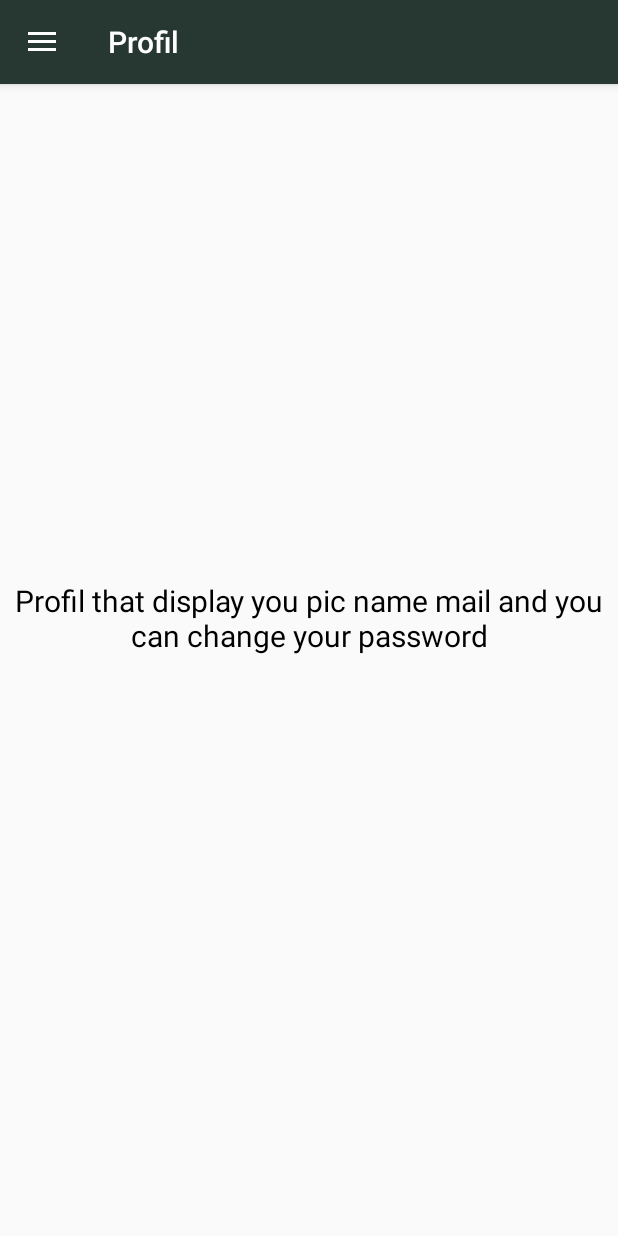
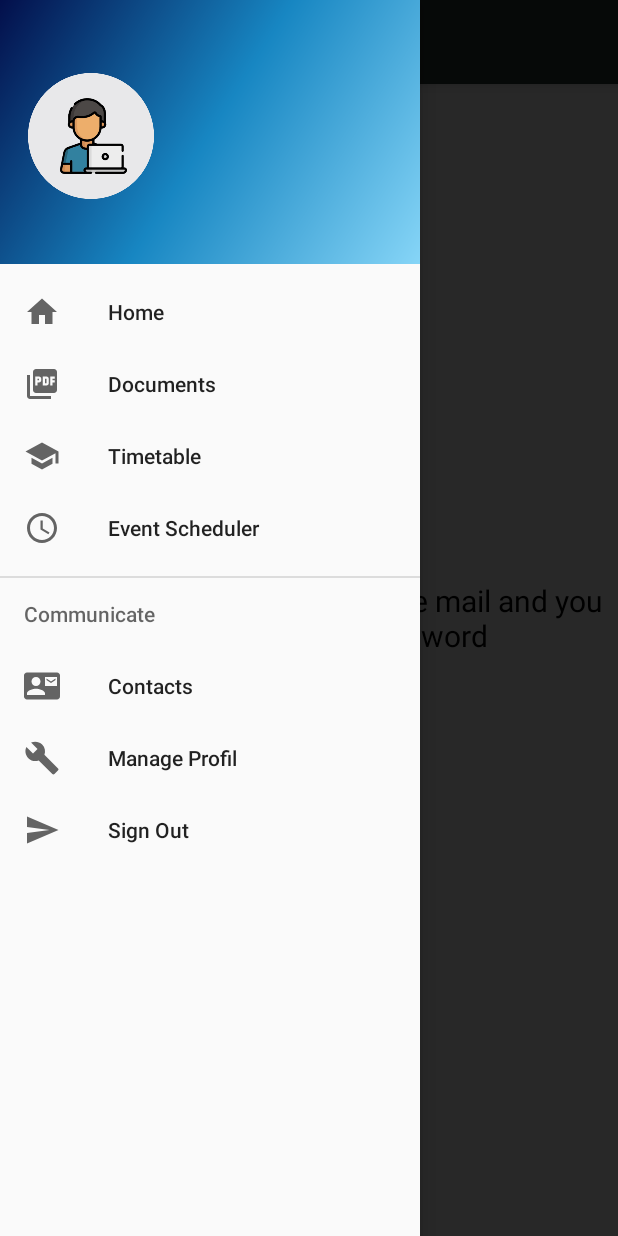
Before and after one commit to zyedbenmed/Eniso.infoApp, an Android app: the Profil screen opened directly, with no data from a screen before it, after a tap on "Open navigation drawer", on a phone screen of 412 x 824 dp. Run offline under Robolectric (Android 15) with nearby library versions, the phone set to English and light mode, and no system bars; 2 statements that could not run were skipped.

```diff
--- a/ENISo/app/src/main/res/layout/activity_profil.xml
+++ b/ENISo/app/src/main/res/layout/activity_profil.xml
@@ -32,13 +32,13 @@
     <!--*****************End Code***********************-->
 
 
-    <!--<android.support.design.widget.NavigationView
+    <android.support.design.widget.NavigationView
         android:id="@+id/nav_view"
         android:layout_width="wrap_content"
         android:layout_height="match_parent"
         android:layout_gravity="start"
         android:fitsSystemWindows="true"
         app:headerLayout="@layout/nav_header_home"
-        app:menu="@menu/activity_home_drawer" />  -->
+        app:menu="@menu/activity_home_drawer" />
 
 </android.support.v4.widget.DrawerLayout>
```
